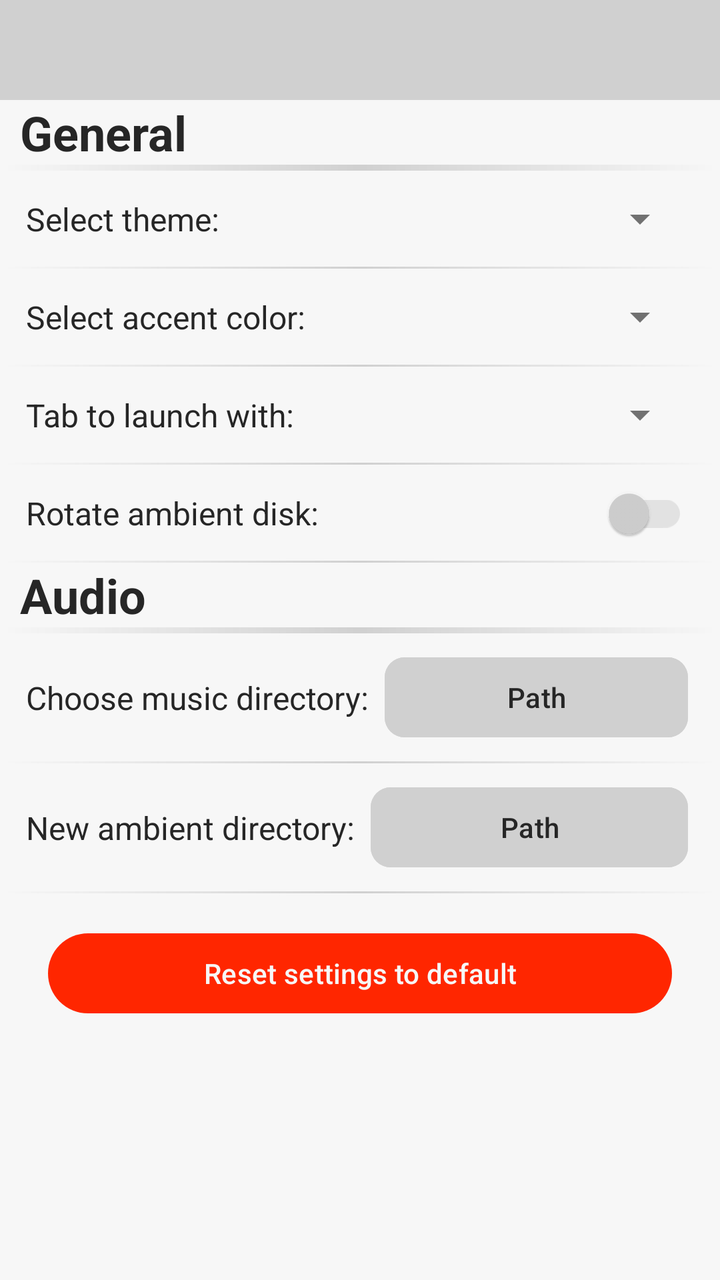
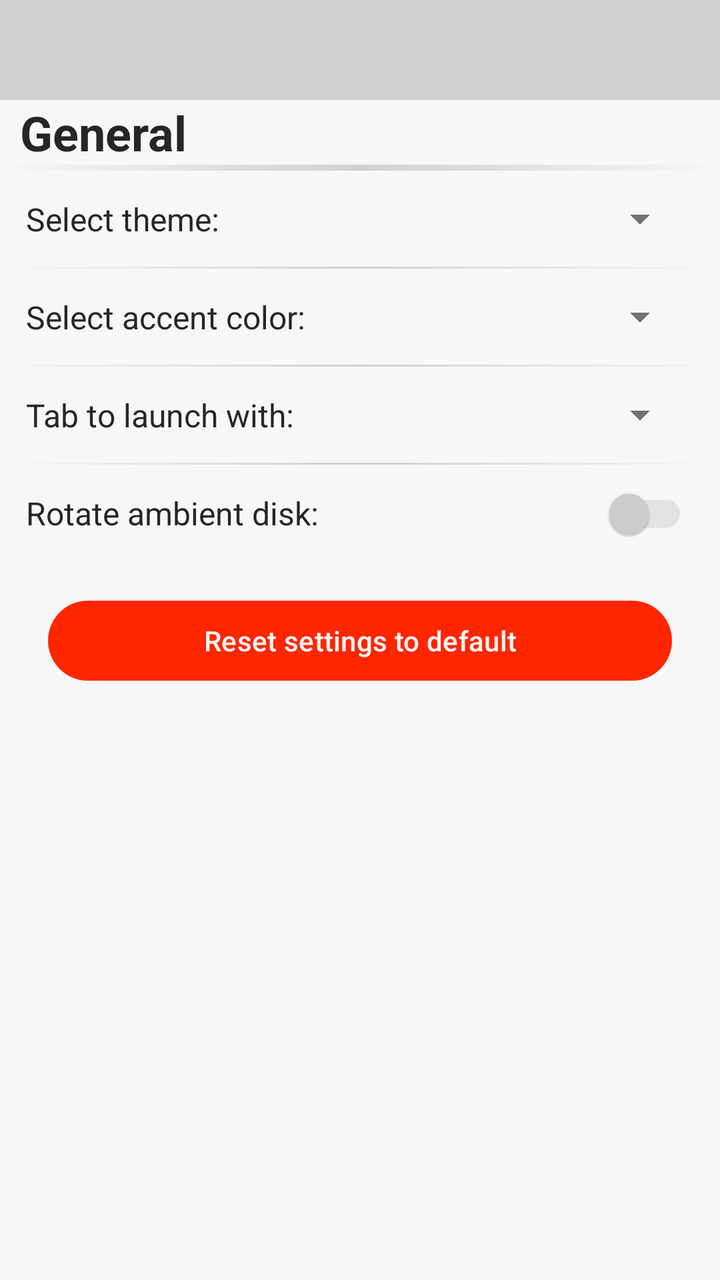

Before-and-after screenshots of an Android layout around one commit, followed by the original layout XML and the change that was made.
<!-- AndroidManifest.xml: application theme Theme.AudioMixer -->
<!-- res/layout/activity_settings.xml -->
<?xml version="1.0" encoding="utf-8"?>
<androidx.constraintlayout.widget.ConstraintLayout xmlns:android="http://schemas.android.com/apk/res/android"
    xmlns:app="http://schemas.android.com/apk/res-auto"
    xmlns:tools="http://schemas.android.com/tools"
    android:id="@+id/main"
    android:layout_width="match_parent"
    android:layout_height="match_parent"
    android:background="?attr/colorSurface"
    tools:context=".activities.SettingsActivity">

    <com.google.android.material.appbar.MaterialToolbar
        android:id="@+id/toolbar"
        android:layout_width="match_parent"
        android:layout_height="50dp"
        android:background="?attr/colorSurface"
        android:minHeight="?attr/actionBarSize"
        android:theme="?attr/actionBarTheme"
        app:layout_constraintEnd_toEndOf="parent"
        app:layout_constraintStart_toStartOf="parent"
        app:layout_constraintTop_toTopOf="parent" />

    <LinearLayout
        android:layout_width="0dp"
        android:layout_height="0dp"
        android:background="?android:colorBackground"
        android:orientation="vertical"
        app:layout_constraintBottom_toBottomOf="parent"
        app:layout_constraintEnd_toEndOf="parent"
        app:layout_constraintStart_toStartOf="parent"
        app:layout_constraintTop_toBottomOf="@+id/toolbar">

        <TextView
            android:id="@+id/generalHeader"
            android:layout_width="match_parent"
            android:layout_height="wrap_content"
            android:layout_marginStart="10dp"
            android:text="@string/settings_general_h"
            android:textColor="?android:textColorPrimary"
            android:textSize="24sp"
            android:textStyle="bold"
            android:translationX="0dp" />

        <View
            android:id="@+id/headingDivider"
            android:layout_width="match_parent"
            android:layout_height="3dp"
            android:background="@drawable/shape_gradient_div"
            android:backgroundTint="?attr/colorSurface" />

        <androidx.constraintlayout.widget.ConstraintLayout
            android:id="@+id/themeRow"
            android:layout_width="match_parent"
            android:layout_height="48dp"
            android:focusable="true"
            android:foreground="?attr/selectableItemBackground"
            android:padding="8dp"
            android:paddingLeft="5dp"
            android:paddingRight="5dp">

            <TextView
                android:id="@+id/textView1"
                android:layout_width="wrap_content"
                android:layout_height="wrap_content"
                android:layout_marginStart="5dp"
                android:text="@string/settings_theme"
                android:textColor="?android:textColorPrimary"
                android:textSize="16sp"
                app:layout_constraintBottom_toBottomOf="parent"
                app:layout_constraintStart_toStartOf="parent"
                app:layout_constraintTop_toTopOf="parent" />

            <Spinner
                android:id="@+id/themeSpinner"
                android:layout_width="0dp"
                android:layout_height="wrap_content"
                android:layout_marginEnd="8dp"
                android:clickable="false"
                android:focusable="false"
                app:layout_constraintBottom_toBottomOf="parent"
                app:layout_constraintEnd_toEndOf="parent"
                app:layout_constraintTop_toTopOf="parent" />

        </androidx.constraintlayout.widget.ConstraintLayout>

        <View
            android:id="@+id/divider"
            android:layout_width="match_parent"
            android:layout_height="1dp"
            android:background="@drawable/shape_gradient_div"
            android:backgroundTint="?attr/colorSurface" />

        <androidx.constraintlayout.widget.ConstraintLayout
            android:id="@+id/colorRow"
            android:layout_width="match_parent"
            android:layout_height="48dp"
            android:focusable="true"
            android:foreground="?attr/selectableItemBackground"
            android:padding="8dp"
            android:paddingLeft="5dp"
            android:paddingRight="5dp">

            <TextView
                android:id="@+id/textView1"
                android:layout_width="wrap_content"
                android:layout_height="wrap_content"
                android:layout_marginStart="5dp"
                android:text="@string/settings_color"
                android:textColor="?android:textColorPrimary"
                android:textSize="16sp"
                app:layout_constraintBottom_toBottomOf="parent"
                app:layout_constraintStart_toStartOf="parent"
                app:layout_constraintTop_toTopOf="parent" />

            <Spinner
                android:id="@+id/colorSpinner"
                android:layout_width="0dp"
                android:layout_height="wrap_content"
                android:layout_marginEnd="8dp"
                android:clickable="false"
                android:focusable="false"
                app:layout_constraintBottom_toBottomOf="parent"
                app:layout_constraintEnd_toEndOf="parent"
                app:layout_constraintTop_toTopOf="parent" />

        </androidx.constraintlayout.widget.ConstraintLayout>

        <View
            android:id="@+id/divider24"
            android:layout_width="match_parent"
            android:layout_height="1dp"
            android:background="@drawable/shape_gradient_div"
            android:backgroundTint="?attr/colorSurface" />

        <androidx.constraintlayout.widget.ConstraintLayout
            android:id="@+id/launchTabRow"
            android:layout_width="match_parent"
            android:layout_height="48dp"
            android:focusable="true"
            android:foreground="?attr/selectableItemBackground"
            android:padding="8dp"
            android:paddingLeft="5dp"
            android:paddingRight="5dp">

            <TextView
                android:id="@+id/textView8"
                android:layout_width="wrap_content"
                android:layout_height="wrap_content"
                android:layout_marginStart="5dp"
                android:text="@string/settings_launch_tab"
                android:textColor="?android:textColorPrimary"
                android:textSize="16sp"
                app:layout_constraintBottom_toBottomOf="parent"
                app:layout_constraintStart_toStartOf="parent"
                app:layout_constraintTop_toTopOf="parent" />

            <Spinner
                android:id="@+id/launchTabSpinner"
                android:layout_width="0dp"
                android:layout_height="wrap_content"
                android:layout_marginEnd="8dp"
                android:clickable="false"
                android:focusable="false"
                app:layout_constraintBottom_toBottomOf="parent"
                app:layout_constraintEnd_toEndOf="parent"
                app:layout_constraintTop_toTopOf="parent" />

        </androidx.constraintlayout.widget.ConstraintLayout>

        <View
            android:id="@+id/divider6"
            android:layout_width="match_parent"
            android:layout_height="1dp"
            android:background="@drawable/shape_gradient_div"
            android:backgroundTint="?attr/colorSurface" />

        <androidx.constraintlayout.widget.ConstraintLayout
            android:id="@+id/ambientDiskRotationRow"
            android:layout_width="match_parent"
            android:layout_height="48dp"
            android:clickable="true"
            android:focusable="true"
            android:foreground="?attr/selectableItemBackground"
            android:padding="8dp"
            android:paddingLeft="5dp"
            android:paddingRight="5dp">

            <TextView
                android:id="@+id/textView7"
                android:layout_width="wrap_content"
                android:layout_height="wrap_content"
                android:layout_marginStart="5dp"
                android:text="@string/settings_disk"
                android:textColor="?android:textColorPrimary"
                android:textSize="16sp"
                app:layout_constraintBottom_toBottomOf="parent"
                app:layout_constraintStart_toStartOf="parent"
                app:layout_constraintTop_toTopOf="parent" />

            <androidx.appcompat.widget.SwitchCompat
                android:id="@+id/ambientDiskRotationSwitch"
                android:layout_width="wrap_content"
                android:layout_height="48dp"
                android:layout_marginEnd="8dp"
                android:clickable="false"
                android:focusable="false"
                app:layout_constraintBottom_toBottomOf="parent"
                app:layout_constraintEnd_toEndOf="parent"
                app:layout_constraintTop_toTopOf="parent"
                app:thumbTint="@color/switch_thumb_color"
                app:trackTint="@color/switch_track_color" />
        </androidx.constraintlayout.widget.ConstraintLayout>

        <View
            android:id="@+id/divider2"
            android:layout_width="match_parent"
            android:layout_height="1dp"
            android:background="@drawable/shape_gradient_div"
            android:backgroundTint="?attr/colorSurface" />

        <TextView
            android:id="@+id/audioHeader"
            android:layout_width="match_parent"
            android:layout_height="wrap_content"
            android:layout_marginStart="10dp"
            android:text="@string/settings_audio_h"
            android:textColor="?android:textColorPrimary"
            android:textSize="24sp"
            android:textStyle="bold"
            android:translationX="0dp" />

        <View
            android:id="@+id/headingDivider2"
            android:layout_width="match_parent"
            android:layout_height="3dp"
            android:background="@drawable/shape_gradient_div"
            android:backgroundTint="?attr/colorSurface" />

        <androidx.constraintlayout.widget.ConstraintLayout
            android:id="@+id/songPathRow"
            android:layout_width="match_parent"
            android:layout_height="wrap_content"
            android:focusable="true"
            android:foreground="?attr/selectableItemBackground"
            android:padding="8dp"
            android:paddingLeft="5dp"
            android:paddingRight="5dp">

            <TextView
                android:id="@+id/textView20"
                android:layout_width="wrap_content"
                android:layout_height="wrap_content"
                android:layout_marginStart="5dp"
                android:text="@string/settings_song_path"
                android:textColor="?android:textColorPrimary"
                android:textSize="16sp"
                app:layout_constraintBottom_toBottomOf="parent"
                app:layout_constraintStart_toStartOf="parent"
                app:layout_constraintTop_toTopOf="parent" />

            <Button
                android:id="@+id/songPathButton"
                android:layout_width="0dp"
                android:layout_height="wrap_content"
                android:layout_marginStart="8dp"
                android:layout_marginEnd="8dp"
                android:backgroundTint="@color/menuBar"
                android:clickable="false"
                android:focusable="false"
                android:singleLine="false"
                android:text="@string/settings_path_button"
                android:textColor="@color/text"
                android:textSize="14sp"
                app:cornerRadius="10dp"
                app:iconSize="0dp"
                app:layout_constraintBottom_toBottomOf="parent"
                app:layout_constraintEnd_toEndOf="parent"
                app:layout_constraintStart_toEndOf="@+id/textView20"
                app:layout_constraintTop_toTopOf="parent" />

        </androidx.constraintlayout.widget.ConstraintLayout>

        <View
            android:id="@+id/divider7"
            android:layout_width="match_parent"
            android:layout_height="1dp"
            android:background="@drawable/shape_gradient_div"
            android:backgroundTint="?attr/colorSurface" />

        <androidx.constraintlayout.widget.ConstraintLayout
            android:id="@+id/ambientPathRow"
            android:layout_width="match_parent"
            android:layout_height="wrap_content"
            android:focusable="true"
            android:foreground="?attr/selectableItemBackground"
            android:padding="8dp"
            android:paddingLeft="5dp"
            android:paddingRight="5dp">

            <TextView
                android:id="@+id/textView9"
                android:layout_width="wrap_content"
                android:layout_height="wrap_content"
                android:layout_marginStart="5dp"
                android:text="@string/settings_ambient_path"
                android:textColor="?android:textColorPrimary"
                android:textSize="16sp"
                app:layout_constraintBottom_toBottomOf="parent"
                app:layout_constraintStart_toStartOf="parent"
                app:layout_constraintTop_toTopOf="parent" />

            <Button
                android:id="@+id/ambientPathButton"
                android:layout_width="0dp"
                android:layout_height="wrap_content"
                android:layout_marginStart="8dp"
                android:layout_marginEnd="8dp"
                android:backgroundTint="@color/menuBar"
                android:clickable="false"
                android:focusable="false"
                android:singleLine="false"
                android:text="@string/settings_path_button"
                android:textColor="@color/text"
                android:textSize="14sp"
                app:cornerRadius="10dp"
                app:iconSize="0dp"
                app:layout_constraintBottom_toBottomOf="parent"
                app:layout_constraintEnd_toEndOf="parent"
                app:layout_constraintStart_toEndOf="@+id/textView9"
                app:layout_constraintTop_toTopOf="parent" />

        </androidx.constraintlayout.widget.ConstraintLayout>

        <View
            android:id="@+id/divider8"
            android:layout_width="match_parent"
            android:layout_height="1dp"
            android:background="@drawable/shape_gradient_div"
            android:backgroundTint="?attr/colorSurface" />

        <androidx.constraintlayout.widget.ConstraintLayout
            android:layout_width="match_parent"
            android:layout_height="wrap_content"
            android:padding="8dp"
            android:paddingLeft="5dp"
            android:paddingRight="5dp">

            <Button
                android:id="@+id/resetButton"
                android:layout_width="match_parent"
                android:layout_height="wrap_content"
                android:layout_marginStart="16dp"
                android:layout_marginTop="8dp"
                android:layout_marginEnd="16dp"
                android:layout_marginBottom="8dp"
                android:text="@string/settings_reset_button"
                android:textColor="@color/background"
                app:layout_constraintBottom_toBottomOf="parent"
                app:layout_constraintEnd_toEndOf="parent"
                app:layout_constraintStart_toStartOf="parent"
                app:layout_constraintTop_toTopOf="parent" />
        </androidx.constraintlayout.widget.ConstraintLayout>

    </LinearLayout>

</androidx.constraintlayout.widget.ConstraintLayout>
<!-- resources referenced by this layout -->
<resources>
  <color name="background">#F7F7F7</color>
  <color name="menuBar">#D0D0D0</color>
  <color name="text">#262626</color>
  <!-- drawable shape_gradient_div (drawable) -->
  <?xml version="1.0" encoding="utf-8"?>
  <shape xmlns:android="http://schemas.android.com/apk/res/android">
      <gradient
          android:angle="0"
          android:startColor="#00FFFFFF"
          android:centerColor="#FFFFFFFF"
          android:endColor="#00FFFFFF"/>
  </shape>
  <string name="settings_ambient_path">New ambient directory:</string>
  <string name="settings_audio_h">Audio</string>
  <string name="settings_color">Select accent color:</string>
  <string name="settings_disk">Rotate ambient disk:</string>
  <string name="settings_general_h">General</string>
  <string name="settings_launch_tab">Tab to launch with:</string>
  <string name="settings_path_button">Path</string>
  <string name="settings_reset_button">Reset settings to default</string>
  <string name="settings_song_path">Choose music directory:</string>
  <string name="settings_theme">Select theme:</string>
  <style name="Theme.AudioMixer" parent="Theme.AudioMixer.Default" />
  <style name="Theme.AudioMixer.Default" parent="Base.Theme.AudioMixer">
          <item name="colorPrimary">@color/primary</item>
          <item name="colorSecondary">@color/secondary</item>
      </style>
  <style name="Base.Theme.AudioMixer" parent="Theme.Material3.DayNight.NoActionBar">
          
          
          <item name="android:colorBackground">@color/background</item>
          <item name="android:textColorPrimary">@color/text</item>
          <item name="android:textColorSecondary">@color/secondaryText</item>
          <item name="colorSurface">@color/menuBar</item>
          <item name="colorSurfaceVariant">@color/secondaryMenuBar</item>
      </style>
  <color name="primary">#FF2600</color>
  <color name="secondary">#D52F00</color>
  <color name="secondaryText">#717171</color>
  <color name="secondaryMenuBar">#E2E2E2</color>
</resources>

<!-- the commit's change to res/layout/activity_settings.xml (unified diff, before → after) -->
@@ -53,9 +53,7 @@
             android:layout_height="48dp"
             android:focusable="true"
             android:foreground="?attr/selectableItemBackground"
-            android:padding="8dp"
-            android:paddingLeft="5dp"
-            android:paddingRight="5dp">
+            android:padding="8dp">
 
             <TextView
                 android:id="@+id/textView1"
@@ -76,6 +74,7 @@
                 android:layout_marginEnd="8dp"
                 android:clickable="false"
                 android:focusable="false"
+                android:gravity="end"
                 app:layout_constraintBottom_toBottomOf="parent"
                 app:layout_constraintEnd_toEndOf="parent"
                 app:layout_constraintTop_toTopOf="parent" />
@@ -95,12 +94,10 @@
             android:layout_height="48dp"
             android:focusable="true"
             android:foreground="?attr/selectableItemBackground"
-            android:padding="8dp"
-            android:paddingLeft="5dp"
-            android:paddingRight="5dp">
-
-            <TextView
-                android:id="@+id/textView1"
+            android:padding="8dp">
+
+            <TextView
+                android:id="@+id/textView2"
                 android:layout_width="wrap_content"
                 android:layout_height="wrap_content"
                 android:layout_marginStart="5dp"
@@ -118,6 +115,7 @@
                 android:layout_marginEnd="8dp"
                 android:clickable="false"
                 android:focusable="false"
+                android:gravity="end"
                 app:layout_constraintBottom_toBottomOf="parent"
                 app:layout_constraintEnd_toEndOf="parent"
                 app:layout_constraintTop_toTopOf="parent" />
@@ -137,9 +135,7 @@
             android:layout_height="48dp"
             android:focusable="true"
             android:foreground="?attr/selectableItemBackground"
-            android:padding="8dp"
-            android:paddingLeft="5dp"
-            android:paddingRight="5dp">
+            android:padding="8dp">
 
             <TextView
                 android:id="@+id/textView8"
@@ -160,6 +156,7 @@
                 android:layout_marginEnd="8dp"
                 android:clickable="false"
                 android:focusable="false"
+                android:gravity="end"
                 app:layout_constraintBottom_toBottomOf="parent"
                 app:layout_constraintEnd_toEndOf="parent"
                 app:layout_constraintTop_toTopOf="parent" />
@@ -180,9 +177,7 @@
             android:clickable="true"
             android:focusable="true"
             android:foreground="?attr/selectableItemBackground"
-            android:padding="8dp"
-            android:paddingLeft="5dp"
-            android:paddingRight="5dp">
+            android:padding="8dp">
 
             <TextView
                 android:id="@+id/textView7"
@@ -210,139 +205,10 @@
                 app:trackTint="@color/switch_track_color" />
         </androidx.constraintlayout.widget.ConstraintLayout>
 
-        <View
-            android:id="@+id/divider2"
-            android:layout_width="match_parent"
-            android:layout_height="1dp"
-            android:background="@drawable/shape_gradient_div"
-            android:backgroundTint="?attr/colorSurface" />
-
-        <TextView
-            android:id="@+id/audioHeader"
+        <androidx.constraintlayout.widget.ConstraintLayout
             android:layout_width="match_parent"
             android:layout_height="wrap_content"
-            android:layout_marginStart="10dp"
-            android:text="@string/settings_audio_h"
-            android:textColor="?android:textColorPrimary"
-            android:textSize="24sp"
-            android:textStyle="bold"
-            android:translationX="0dp" />
-
-        <View
-            android:id="@+id/headingDivider2"
-            android:layout_width="match_parent"
-            android:layout_height="3dp"
-            android:background="@drawable/shape_gradient_div"
-            android:backgroundTint="?attr/colorSurface" />
-
-        <androidx.constraintlayout.widget.ConstraintLayout
-            android:id="@+id/songPathRow"
-            android:layout_width="match_parent"
-            android:layout_height="wrap_content"
-            android:focusable="true"
-            android:foreground="?attr/selectableItemBackground"
-            android:padding="8dp"
-            android:paddingLeft="5dp"
-            android:paddingRight="5dp">
-
-            <TextView
-                android:id="@+id/textView20"
-                android:layout_width="wrap_content"
-                android:layout_height="wrap_content"
-                android:layout_marginStart="5dp"
-                android:text="@string/settings_song_path"
-                android:textColor="?android:textColorPrimary"
-                android:textSize="16sp"
-                app:layout_constraintBottom_toBottomOf="parent"
-                app:layout_constraintStart_toStartOf="parent"
-                app:layout_constraintTop_toTopOf="parent" />
-
-            <Button
-                android:id="@+id/songPathButton"
-                android:layout_width="0dp"
-                android:layout_height="wrap_content"
-                android:layout_marginStart="8dp"
-                android:layout_marginEnd="8dp"
-                android:backgroundTint="@color/menuBar"
-                android:clickable="false"
-                android:focusable="false"
-                android:singleLine="false"
-                android:text="@string/settings_path_button"
-                android:textColor="@color/text"
-                android:textSize="14sp"
-                app:cornerRadius="10dp"
-                app:iconSize="0dp"
-                app:layout_constraintBottom_toBottomOf="parent"
-                app:layout_constraintEnd_toEndOf="parent"
-                app:layout_constraintStart_toEndOf="@+id/textView20"
-                app:layout_constraintTop_toTopOf="parent" />
-
-        </androidx.constraintlayout.widget.ConstraintLayout>
-
-        <View
-            android:id="@+id/divider7"
-            android:layout_width="match_parent"
-            android:layout_height="1dp"
-            android:background="@drawable/shape_gradient_div"
-            android:backgroundTint="?attr/colorSurface" />
-
-        <androidx.constraintlayout.widget.ConstraintLayout
-            android:id="@+id/ambientPathRow"
-            android:layout_width="match_parent"
-            android:layout_height="wrap_content"
-            android:focusable="true"
-            android:foreground="?attr/selectableItemBackground"
-            android:padding="8dp"
-            android:paddingLeft="5dp"
-            android:paddingRight="5dp">
-
-            <TextView
-                android:id="@+id/textView9"
-                android:layout_width="wrap_content"
-                android:layout_height="wrap_content"
-                android:layout_marginStart="5dp"
-                android:text="@string/settings_ambient_path"
-                android:textColor="?android:textColorPrimary"
-                android:textSize="16sp"
-                app:layout_constraintBottom_toBottomOf="parent"
-                app:layout_constraintStart_toStartOf="parent"
-                app:layout_constraintTop_toTopOf="parent" />
-
-            <Button
-                android:id="@+id/ambientPathButton"
-                android:layout_width="0dp"
-                android:layout_height="wrap_content"
-                android:layout_marginStart="8dp"
-                android:layout_marginEnd="8dp"
-                android:backgroundTint="@color/menuBar"
-                android:clickable="false"
-                android:focusable="false"
-                android:singleLine="false"
-                android:text="@string/settings_path_button"
-                android:textColor="@color/text"
-                android:textSize="14sp"
-                app:cornerRadius="10dp"
-                app:iconSize="0dp"
-                app:layout_constraintBottom_toBottomOf="parent"
-                app:layout_constraintEnd_toEndOf="parent"
-                app:layout_constraintStart_toEndOf="@+id/textView9"
-                app:layout_constraintTop_toTopOf="parent" />
-
-        </androidx.constraintlayout.widget.ConstraintLayout>
-
-        <View
-            android:id="@+id/divider8"
-            android:layout_width="match_parent"
-            android:layout_height="1dp"
-            android:background="@drawable/shape_gradient_div"
-            android:backgroundTint="?attr/colorSurface" />
-
-        <androidx.constraintlayout.widget.ConstraintLayout
-            android:layout_width="match_parent"
-            android:layout_height="wrap_content"
-            android:padding="8dp"
-            android:paddingLeft="5dp"
-            android:paddingRight="5dp">
+            android:padding="8dp">
 
             <Button
                 android:id="@+id/resetButton"
<!-- resource entries referenced after the edit -->
@@ -12,15 +12,11 @@
           android:centerColor="#FFFFFFFF"
           android:endColor="#00FFFFFF"/>
   </shape>
-  <string name="settings_ambient_path">New ambient directory:</string>
-  <string name="settings_audio_h">Audio</string>
   <string name="settings_color">Select accent color:</string>
   <string name="settings_disk">Rotate ambient disk:</string>
   <string name="settings_general_h">General</string>
   <string name="settings_launch_tab">Tab to launch with:</string>
-  <string name="settings_path_button">Path</string>
   <string name="settings_reset_button">Reset settings to default</string>
-  <string name="settings_song_path">Choose music directory:</string>
   <string name="settings_theme">Select theme:</string>
   <style name="Theme.AudioMixer" parent="Theme.AudioMixer.Default" />
   <style name="Theme.AudioMixer.Default" parent="Base.Theme.AudioMixer">
